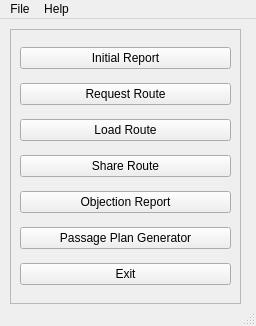
This is QtUi/mainWindow.ui in heavenlxj/emgui as Qt 5 draws it before an edit. The edited form follows.
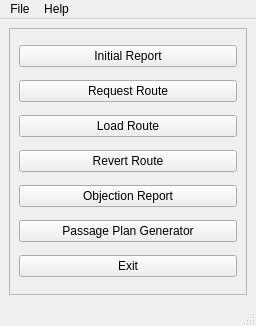
This is the edited form.

Patch:
```diff
--- a/QtUi/mainWindow.ui
+++ b/QtUi/mainWindow.ui
@@ -11,18 +11,18 @@
    </rect>
   </property>
   <property name="windowTitle">
-   <string>MainWindow</string>
+   <string>E-Marine</string>
+  </property>
+  <property name="locale">
+   <locale language="English" country="UnitedStates"/>
+  </property>
+  <property name="tabShape">
+   <enum>QTabWidget::Rounded</enum>
   </property>
   <widget class="QWidget" name="centralwidget">
+   <layout class="QVBoxLayout" name="verticalLayout_2">
+    <item>
    <widget class="QFrame" name="frame">
-    <property name="geometry">
-     <rect>
-      <x>10</x>
-      <y>10</y>
-      <width>231</width>
-      <height>275</height>
-     </rect>
-    </property>
     <property name="frameShape">
      <enum>QFrame::StyledPanel</enum>
     </property>
@@ -32,6 +32,12 @@
     <layout class="QVBoxLayout" name="verticalLayout">
      <item>
       <widget class="QPushButton" name="initialReportBtn">
+         <property name="sizePolicy">
+          <sizepolicy hsizetype="Preferred" vsizetype="Fixed">
+           <horstretch>0</horstretch>
+           <verstretch>0</verstretch>
+          </sizepolicy>
+         </property>
        <property name="text">
         <string>Initial Report</string>
        </property>
@@ -39,6 +45,12 @@
      </item>
      <item>
       <widget class="QPushButton" name="requestRouteBtn">
+         <property name="sizePolicy">
+          <sizepolicy hsizetype="Preferred" vsizetype="Fixed">
+           <horstretch>0</horstretch>
+           <verstretch>0</verstretch>
+          </sizepolicy>
+         </property>
        <property name="text">
         <string>Request Route</string>
        </property>
@@ -46,20 +58,38 @@
      </item>
      <item>
       <widget class="QPushButton" name="loadRouteBtn">
+         <property name="sizePolicy">
+          <sizepolicy hsizetype="Preferred" vsizetype="Fixed">
+           <horstretch>0</horstretch>
+           <verstretch>0</verstretch>
+          </sizepolicy>
+         </property>
        <property name="text">
         <string>Load Route</string>
        </property>
       </widget>
      </item>
      <item>
-      <widget class="QPushButton" name="shareRouteBtn">
+        <widget class="QPushButton" name="revertRouteBtn">
+         <property name="sizePolicy">
+          <sizepolicy hsizetype="Preferred" vsizetype="Fixed">
+           <horstretch>0</horstretch>
+           <verstretch>0</verstretch>
+          </sizepolicy>
+         </property>
        <property name="text">
-        <string>Share Route</string>
+          <string>Revert Route</string>
        </property>
       </widget>
      </item>
      <item>
       <widget class="QPushButton" name="objectionReportBtn">
+         <property name="sizePolicy">
+          <sizepolicy hsizetype="Preferred" vsizetype="Fixed">
+           <horstretch>0</horstretch>
+           <verstretch>0</verstretch>
+          </sizepolicy>
+         </property>
        <property name="text">
         <string>Objection Report</string>
        </property>
@@ -67,6 +97,12 @@
      </item>
      <item>
       <widget class="QPushButton" name="planBtn">
+         <property name="sizePolicy">
+          <sizepolicy hsizetype="Preferred" vsizetype="Fixed">
+           <horstretch>0</horstretch>
+           <verstretch>0</verstretch>
+          </sizepolicy>
+         </property>
        <property name="text">
         <string>Passage Plan Generator</string>
        </property>
@@ -75,7 +111,7 @@
      <item>
       <widget class="QPushButton" name="exitBtn">
        <property name="sizePolicy">
-        <sizepolicy hsizetype="Minimum" vsizetype="Fixed">
+          <sizepolicy hsizetype="Preferred" vsizetype="Fixed">
          <horstretch>0</horstretch>
          <verstretch>0</verstretch>
         </sizepolicy>
@@ -93,6 +129,8 @@
      </item>
     </layout>
    </widget>
+    </item>
+   </layout>
   </widget>
   <widget class="QMenuBar" name="menubar">
    <property name="geometry">
```
Left out of the diff: 5 changed lines with no effect on the pictures. Lines whose indentation alone changed are shown as unchanged.
